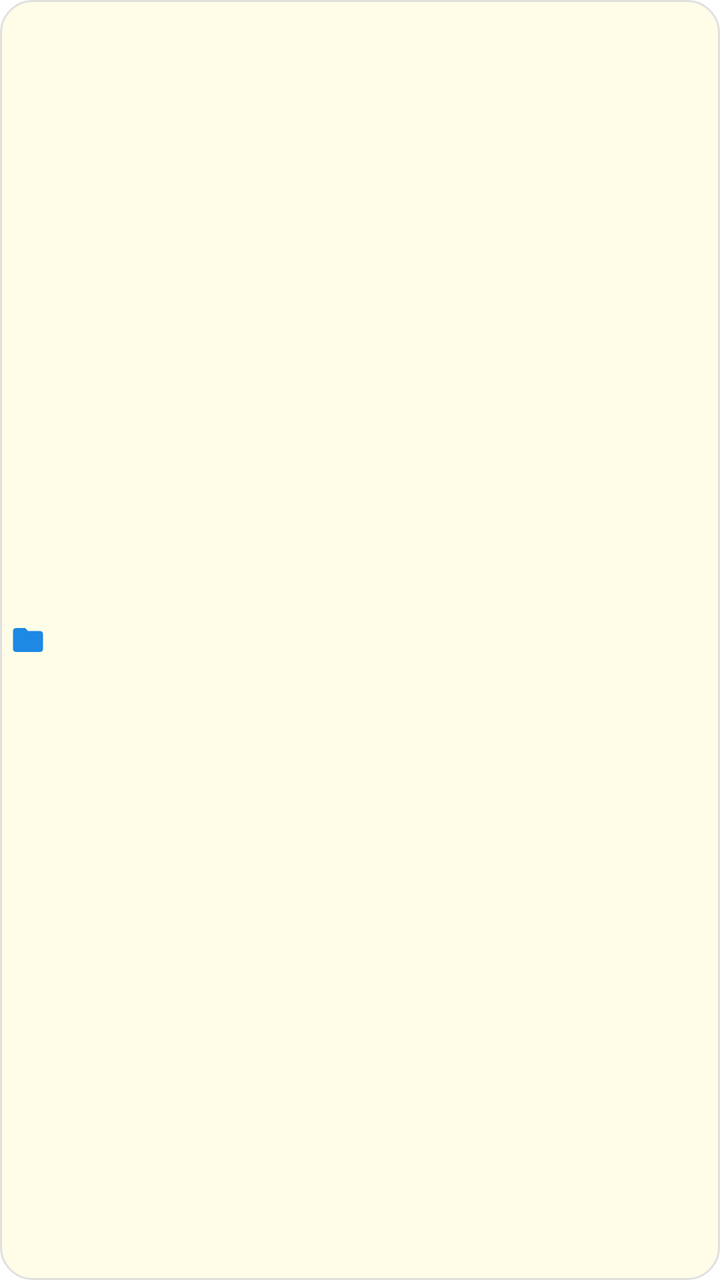
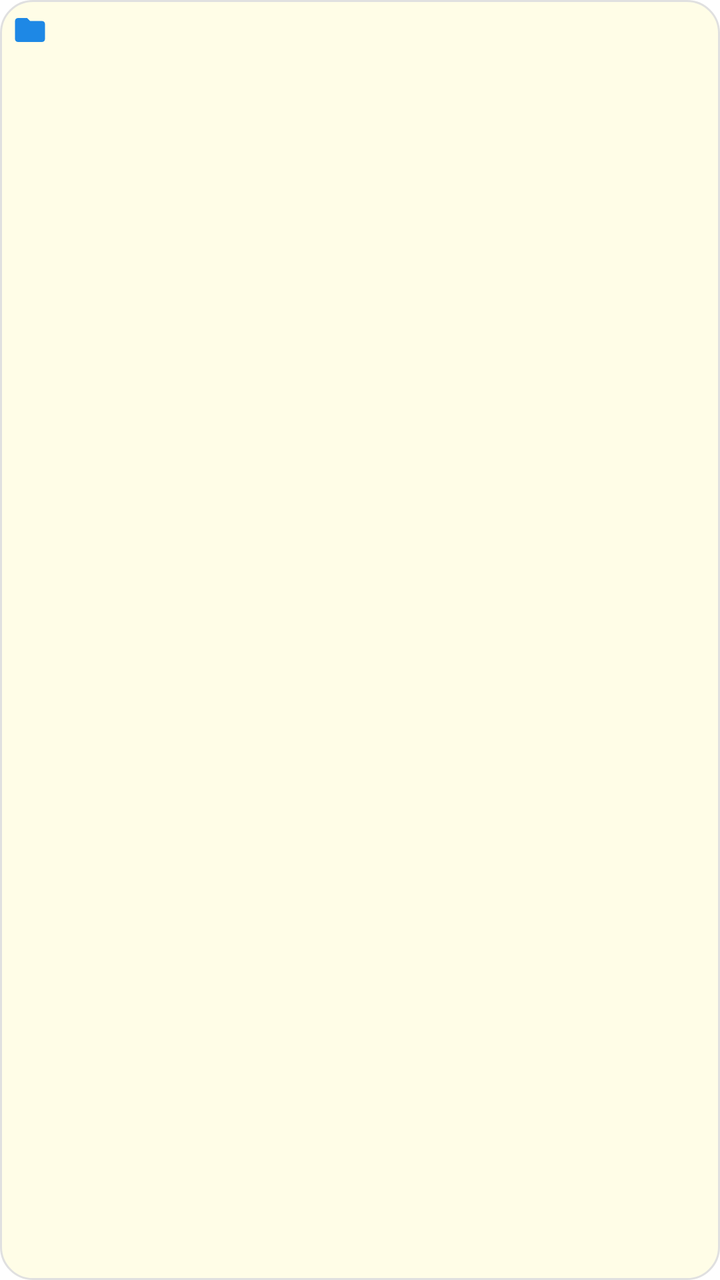

Two renders of the same Android screen: before a commit and after it. Below are the layout's source before the change and the commit's diff.
<!-- AndroidManifest.xml: fallback theme Theme.MaterialComponents.DayNight.NoActionBar -->
<!-- res/layout/folder_widget.xml -->
<?xml version="1.0" encoding="utf-8"?>
<LinearLayout xmlns:android="http://schemas.android.com/apk/res/android"
    android:id="@+id/folder_widget_container"
    android:layout_width="match_parent"
    android:layout_height="match_parent"
    android:orientation="horizontal"
    android:gravity="center_vertical"
    android:padding="5dp"
    android:background="@drawable/widget_background">

    <ImageView
        android:layout_width="18dp"
        android:layout_height="18dp"
        android:src="@drawable/ic_folder"
        android:scaleType="fitCenter"
        android:contentDescription="@string/folder_widget_name" />

    <TextView
        android:id="@+id/folder_widget_name"
        android:layout_width="0dp"
        android:layout_height="wrap_content"
        android:layout_weight="1"
        android:layout_marginStart="5dp"
        android:textSize="12sp"
        android:textStyle="bold"
        android:textColor="#333333"
        android:lineSpacingMultiplier="0.95"
        android:maxLines="3"
        android:ellipsize="end" />

    <TextView
        android:id="@+id/folder_widget_count"
        android:layout_width="wrap_content"
        android:layout_height="wrap_content"
        android:layout_marginStart="3dp"
        android:textSize="11sp"
        android:textColor="#888888"
        android:singleLine="true" />

</LinearLayout>
<!-- resources referenced by this layout -->
<resources>
  <!-- drawable ic_folder (drawable) -->
  <vector xmlns:android="http://schemas.android.com/apk/res/android"
      android:width="24dp"
      android:height="24dp"
      android:viewportWidth="24"
      android:viewportHeight="24">
      <path
          android:fillColor="#1E88E5"
          android:pathData="M10,4H4c-1.1,0 -1.99,0.9 -1.99,2L2,18c0,1.1 0.9,2 2,2h16c1.1,0 2,-0.9 2,-2V8c0,-1.1 -0.9,-2 -2,-2h-8l-2,-2z"/>
  </vector>
  <!-- drawable widget_background (drawable) -->
  ﻿<?xml version="1.0" encoding="utf-8"?>
  <shape xmlns:android="http://schemas.android.com/apk/res/android"
      android:shape="rectangle">
      <solid android:color="#FFFDE7" />
      <corners android:radius="16dp" />
      <stroke
          android:width="1dp"
          android:color="#E0E0E0" />
  </shape>
  <string name="folder_widget_name">Ordner Widget</string>
</resources>

<!-- the commit's change to res/layout/folder_widget.xml (unified diff, before → after) -->
@@ -3,38 +3,48 @@
     android:id="@+id/folder_widget_container"
     android:layout_width="match_parent"
     android:layout_height="match_parent"
-    android:orientation="horizontal"
-    android:gravity="center_vertical"
-    android:padding="5dp"
+    android:orientation="vertical"
+    android:padding="6dp"
     android:background="@drawable/widget_background">
 
-    <ImageView
-        android:layout_width="18dp"
-        android:layout_height="18dp"
-        android:src="@drawable/ic_folder"
-        android:scaleType="fitCenter"
-        android:contentDescription="@string/folder_widget_name" />
+    <LinearLayout
+        android:layout_width="match_parent"
+        android:layout_height="wrap_content"
+        android:orientation="horizontal"
+        android:gravity="center_vertical">
+
+        <ImageView
+            android:layout_width="18dp"
+            android:layout_height="18dp"
+            android:src="@drawable/ic_folder"
+            android:scaleType="fitCenter"
+            android:contentDescription="@string/folder_widget_name" />
+
+        <TextView
+            android:id="@+id/folder_widget_count"
+            android:layout_width="0dp"
+            android:layout_height="wrap_content"
+            android:layout_weight="1"
+            android:layout_marginStart="4dp"
+            android:gravity="end"
+            android:textSize="11sp"
+            android:textColor="#888888"
+            android:singleLine="true" />
+
+    </LinearLayout>
 
     <TextView
         android:id="@+id/folder_widget_name"
-        android:layout_width="0dp"
-        android:layout_height="wrap_content"
+        android:layout_width="match_parent"
+        android:layout_height="0dp"
         android:layout_weight="1"
-        android:layout_marginStart="5dp"
-        android:textSize="12sp"
+        android:layout_marginTop="2dp"
+        android:gravity="center_vertical|start"
+        android:textSize="13sp"
         android:textStyle="bold"
         android:textColor="#333333"
         android:lineSpacingMultiplier="0.95"
-        android:maxLines="3"
+        android:maxLines="4"
         android:ellipsize="end" />
 
-    <TextView
-        android:id="@+id/folder_widget_count"
-        android:layout_width="wrap_content"
-        android:layout_height="wrap_content"
-        android:layout_marginStart="3dp"
-        android:textSize="11sp"
-        android:textColor="#888888"
-        android:singleLine="true" />
-
 </LinearLayout>
